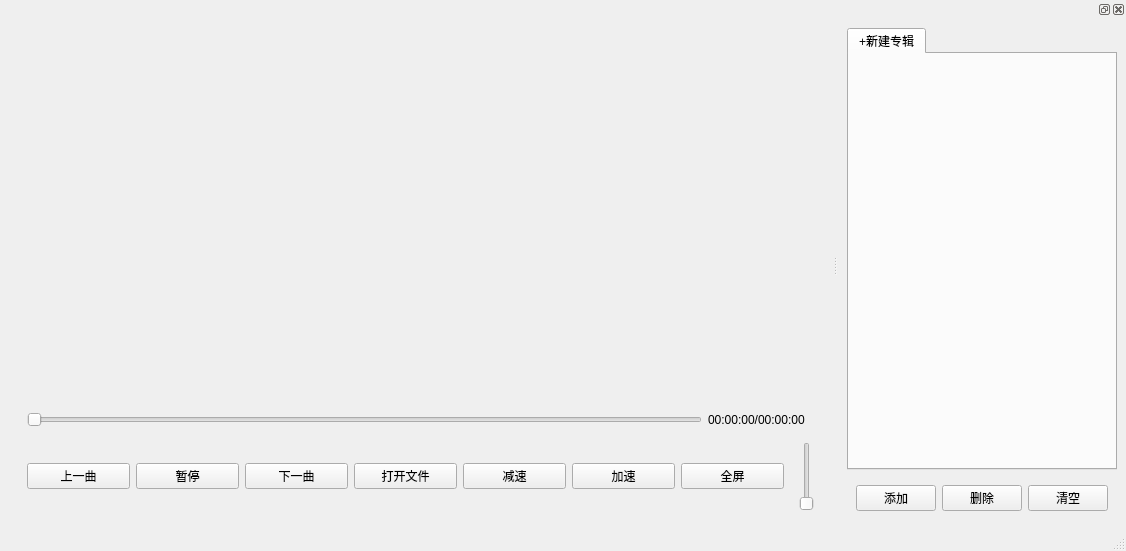
This is mainwindow.ui in try-may/videoplayer as Qt 5 draws it before an edit. The edited form follows.
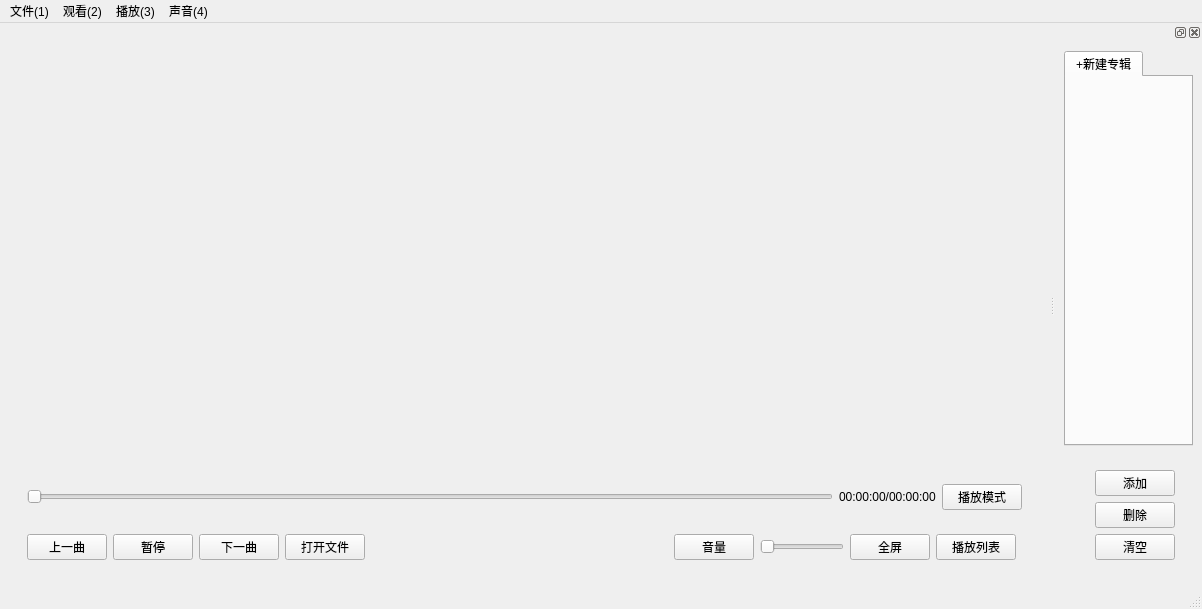
This is the edited form. Custom widgets are drawn as their Qt base class.

Patch:
```diff
--- a/mainwindow.ui
+++ b/mainwindow.ui
@@ -6,8 +6,8 @@
    <rect>
     <x>0</x>
     <y>0</y>
-    <width>1126</width>
-    <height>551</height>
+    <width>1202</width>
+    <height>609</height>
    </rect>
   </property>
   <property name="windowTitle">
@@ -16,7 +16,7 @@
   <widget class="QWidget" name="centralwidget">
    <layout class="QVBoxLayout" name="verticalLayout">
     <item>
-     <widget class="MyVideoWidget" name="widget" native="true">
+     <widget class="MyVideoWidget" name="videowidget" native="true">
       <property name="sizePolicy">
        <sizepolicy hsizetype="Preferred" vsizetype="Preferred">
         <horstretch>0</horstretch>
@@ -29,7 +29,7 @@
     <item>
      <widget class="QWidget" name="widget_3" native="true">
       <property name="sizePolicy">
-       <sizepolicy hsizetype="Preferred" vsizetype="Preferred">
+       <sizepolicy hsizetype="Preferred" vsizetype="Fixed">
         <horstretch>0</horstretch>
         <verstretch>1</verstretch>
        </sizepolicy>
@@ -52,6 +52,16 @@
             </property>
            </widget>
           </item>
+          <item>
+           <widget class="Mybutton" name="playmodebtn">
+            <property name="toolTip">
+             <string>播放模式</string>
+            </property>
+            <property name="text">
+             <string>播放模式</string>
+            </property>
+           </widget>
+          </item>
          </layout>
         </widget>
        </item>
@@ -65,10 +75,25 @@
          </property>
          <layout class="QHBoxLayout" name="horizontalLayout">
           <item>
-           <widget class="QPushButton" name="Prebtn">
+           <widget class="Mybutton" name="Prebtn">
+            <property name="enabled">
+             <bool>true</bool>
+            </property>
+            <property name="mouseTracking">
+             <bool>false</bool>
+            </property>
+            <property name="toolTip">
+             <string>上一文件</string>
+            </property>
             <property name="text">
              <string>上一曲</string>
             </property>
+            <property name="default">
+             <bool>false</bool>
+            </property>
+            <property name="flat">
+             <bool>false</bool>
+            </property>
            </widget>
           </item>
           <item>
@@ -93,39 +118,76 @@
            </widget>
           </item>
           <item>
-           <widget class="QPushButton" name="pushButton_3">
+           <spacer name="horizontalSpacer">
+            <property name="orientation">
+             <enum>Qt::Horizontal</enum>
+            </property>
+            <property name="sizeType">
+             <enum>QSizePolicy::Expanding</enum>
+            </property>
+            <property name="sizeHint" stdset="0">
+             <size>
+              <width>115</width>
+              <height>20</height>
+             </size>
+            </property>
+           </spacer>
+          </item>
+          <item>
+           <widget class="Mybutton" name="volumebtn">
+            <property name="toolTip">
+             <string>音量</string>
+            </property>
             <property name="text">
-             <string>减速</string>
+             <string>音量</string>
             </property>
            </widget>
           </item>
           <item>
-           <widget class="QPushButton" name="pushButton_4">
-            <property name="text">
-             <string>加速</string>
+           <widget class="QSlider" name="VolumeSlider">
+            <property name="sizePolicy">
+             <sizepolicy hsizetype="Fixed" vsizetype="Fixed">
+              <horstretch>0</horstretch>
+              <verstretch>0</verstretch>
+             </sizepolicy>
             </property>
+            <property name="toolTip">
+             <string/>
+            </property>
+            <property name="orientation">
+             <enum>Qt::Horizontal</enum>
+            </property>
            </widget>
           </item>
           <item>
-           <widget class="QPushButton" name="Fullscreenbtn">
+           <widget class="Mybutton" name="Fullscreenbtn">
+            <property name="sizePolicy">
+             <sizepolicy hsizetype="Minimum" vsizetype="Fixed">
+              <horstretch>0</horstretch>
+              <verstretch>0</verstretch>
+             </sizepolicy>
+            </property>
+            <property name="toolTip">
+             <string>全屏</string>
+            </property>
             <property name="text">
              <string>全屏</string>
             </property>
            </widget>
           </item>
+          <item>
+           <widget class="Mybutton" name="Playlistbtn">
+            <property name="toolTip">
+             <string>播放列表</string>
+            </property>
+            <property name="text">
+             <string>播放列表</string>
+            </property>
+           </widget>
+          </item>
          </layout>
         </widget>
        </item>
-       <item row="3" column="1">
-        <widget class="QSlider" name="verticalSlider">
-         <property name="maximum">
-          <number>100</number>
-         </property>
-         <property name="orientation">
-          <enum>Qt::Vertical</enum>
-         </property>
-        </widget>
-       </item>
       </layout>
      </widget>
     </item>
@@ -136,10 +198,66 @@
     <rect>
      <x>0</x>
      <y>0</y>
-     <width>1126</width>
+     <width>1202</width>
      <height>26</height>
     </rect>
    </property>
+   <widget class="QMenu" name="menu">
+    <property name="title">
+     <string>文件(1)</string>
+    </property>
+    <addaction name="openfile"/>
+    <addaction name="inf"/>
+    <addaction name="close"/>
+   </widget>
+   <widget class="QMenu" name="menu_2">
+    <property name="title">
+     <string>观看(2)</string>
+    </property>
+    <addaction name="fullscreen"/>
+    <addaction name="separator"/>
+    <addaction name="playlist"/>
+    <addaction name="preview_switch"/>
+   </widget>
+   <widget class="QMenu" name="menu_3">
+    <property name="title">
+     <string>播放(3)</string>
+    </property>
+    <widget class="QMenu" name="menu_4">
+     <property name="title">
+      <string>播放速度</string>
+     </property>
+     <addaction name="normal"/>
+     <addaction name="speedup"/>
+     <addaction name="slowdown"/>
+     <addaction name="speed2x"/>
+     <addaction name="speed4x"/>
+     <addaction name="speed8x"/>
+    </widget>
+    <addaction name="play"/>
+    <addaction name="separator"/>
+    <addaction name="preplay"/>
+    <addaction name="nextplay"/>
+    <addaction name="separator"/>
+    <addaction name="menu_4"/>
+    <addaction name="minus1_frame"/>
+    <addaction name="plus1_frame"/>
+    <addaction name="minus5_frame"/>
+    <addaction name="plus5_frame"/>
+   </widget>
+   <widget class="QMenu" name="menu_5">
+    <property name="title">
+     <string>声音(4)</string>
+    </property>
+    <addaction name="muted"/>
+    <addaction name="separator"/>
+    <addaction name="volup"/>
+    <addaction name="voldown"/>
+   </widget>
+   <addaction name="menu"/>
+   <addaction name="menu_2"/>
+   <addaction name="menu_3"/>
+   <addaction name="menu_5"/>
   </widget>
   <widget class="QStatusBar" name="statusbar"/>
   <widget class="QDockWidget" name="dockWidget_2">
@@ -170,24 +288,52 @@
       <widget class="QWidget" name="widget_5" native="true">
        <layout class="QHBoxLayout" name="horizontalLayout_3">
         <item>
-         <widget class="QPushButton" name="Addsourcebtn">
-          <property name="text">
-           <string>添加</string>
+         <widget class="QLabel" name="label_2">
+          <property name="sizePolicy">
+           <sizepolicy hsizetype="Preferred" vsizetype="Preferred">
+            <horstretch>0</horstretch>
+            <verstretch>0</verstretch>
+           </sizepolicy>
           </property>
-         </widget>
-        </item>
-        <item>
-         <widget class="QPushButton" name="Delsourcebtn">
           <property name="text">
-           <string>删除</string>
+           <string/>
           </property>
          </widget>
         </item>
         <item>
-         <widget class="QPushButton" name="ClearAllbtn">
-          <property name="text">
-           <string>清空</string>
-          </property>
+         <widget class="QWidget" name="widget" native="true">
+          <layout class="QVBoxLayout" name="verticalLayout_4">
+           <item>
+            <widget class="QPushButton" name="Addsourcebtn">
+             <property name="toolTip">
+              <string>添加单个或多个文件到专辑</string>
+             </property>
+             <property name="text">
+              <string>添加</string>
+             </property>
+            </widget>
+           </item>
+           <item>
+            <widget class="QPushButton" name="Delsourcebtn">
+             <property name="toolTip">
+              <string>删除专辑里单个文件</string>
+             </property>
+             <property name="text">
+              <string>删除</string>
+             </property>
+            </widget>
+           </item>
+           <item>
+            <widget class="QPushButton" name="ClearAllbtn">
+             <property name="toolTip">
+              <string>清空专辑文件</string>
+             </property>
+             <property name="text">
+              <string>清空</string>
+             </property>
+            </widget>
+           </item>
+          </layout>
          </widget>
         </item>
        </layout>
@@ -209,6 +355,11 @@
    <header>myvideowidget.h</header>
    <container>1</container>
   </customwidget>
+  <customwidget>
+   <class>Mybutton</class>
+   <extends>QPushButton</extends>
+   <header>mybutton.h</header>
+  </customwidget>
  </customwidgets>
  <resources/>
  <connections/>
```
Left out of the diff: 165 changed lines with no effect on the pictures.
